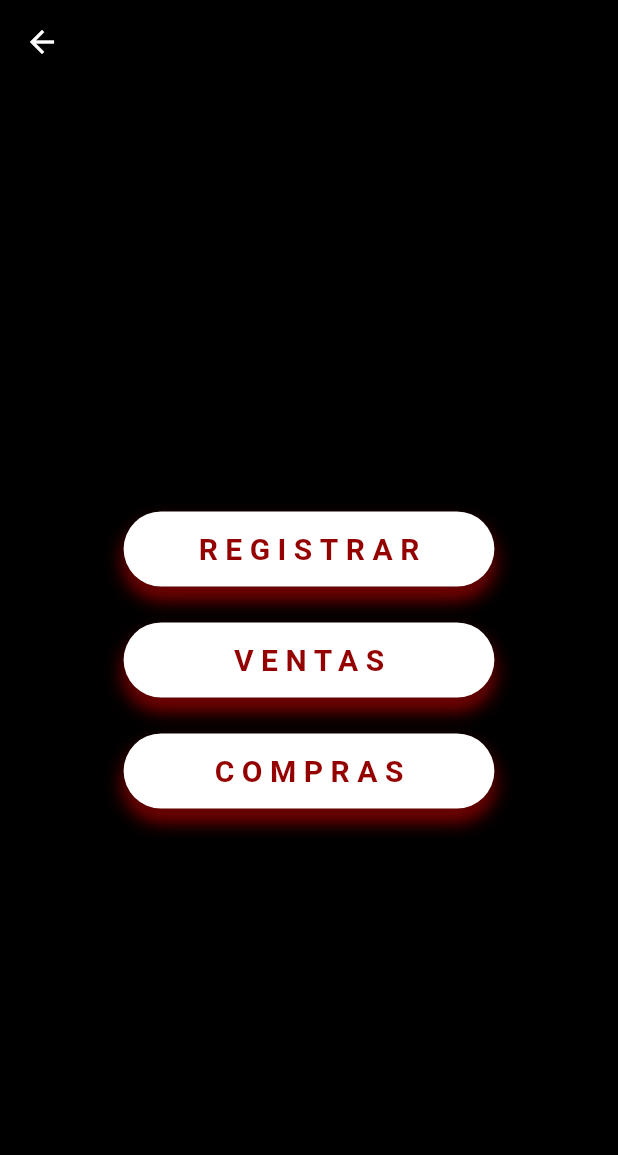
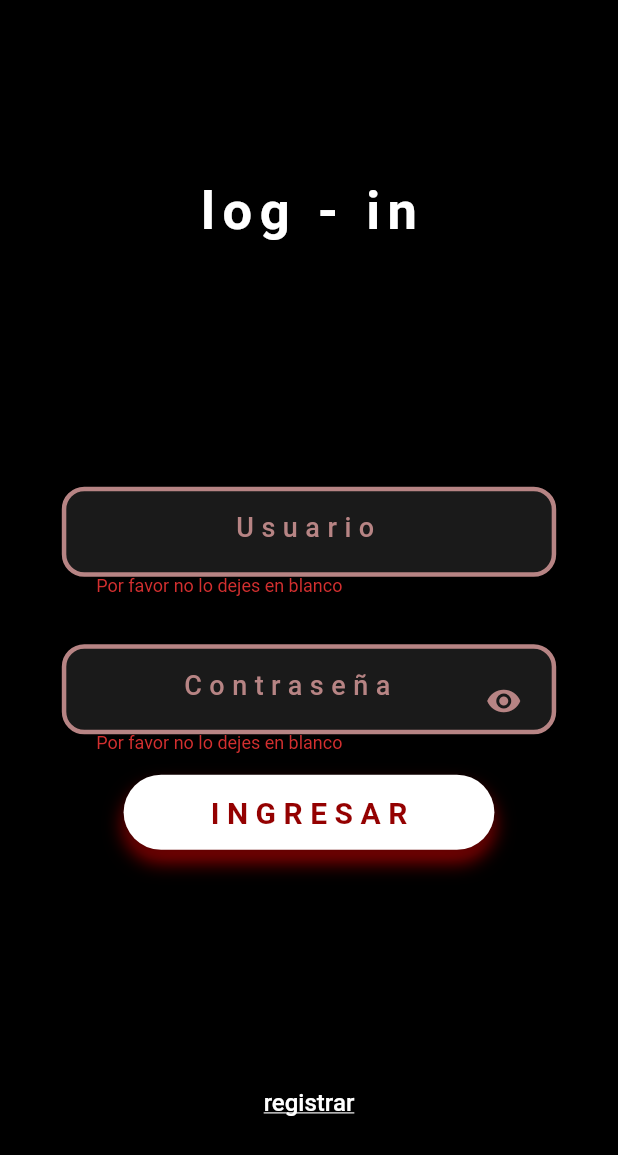
Before and after one commit to danielperez1234/registros-mike-sexto, a Flutter app: the screen it shows after launch, after a tap on "INGRESAR", on a phone screen of 412 x 824 dp. Shown: the top 1155 px of the screen. Run offline on Flutter 3.47's test engine with Material 2 defaults, Android fonts, the phone set to English and light mode, and no system bars; Roboto replaces fonts that are missing (Montserrat).

Commit message:
Actualizar login_page.dart, usuarios_add_page.dart y 12 más archivos...

```diff
--- a/lib/constantes.dart
+++ b/lib/constantes.dart
@@ -29,7 +29,7 @@ TextStyle Medianos(
         decoration: decoration);
 
 //Para los textos chicos:
-TextStyle Chicos() => TextStyle(
+TextStyle Chicos() => const TextStyle(
       fontSize: 14,
       fontWeight: FontWeight.w100,
       color: kBlack,
--- a/lib/main.dart
+++ b/lib/main.dart
@@ -1,7 +1,6 @@
 import 'package:flutter/material.dart';
 import 'package:flutter/services.dart';
 import 'package:productos/pages/login_page.dart';
-import 'package:productos/widgets/cust_TextField.dart';
 import 'package:productos/widgets/cust_button.dart';
 
 void main() async {
@@ -67,7 +66,6 @@ class _MyHomePageState extends State<MyHomePage> {
       _counter++;
     });
   }
-
   @override
   Widget build(BuildContext context) {
     // This method is rerun every time setState is called, for instance as done
@@ -77,7 +75,7 @@ class _MyHomePageState extends State<MyHomePage> {
     // fast, so that you can just rebuild anything that needs updating rather
     // than having to individually change instances of widgets.
     return Scaffold(
-      backgroundColor: Color(0xff4b0a03),
+      backgroundColor: const Color(0xff4b0a03),
       appBar: AppBar(
         // Here we take the value from the MyHomePage object that was created by
         // the App.build method, and use it to set our appbar title.
--- a/lib/pages/login_page.dart
+++ b/lib/pages/login_page.dart
@@ -8,17 +8,19 @@ import 'package:productos/widgets/cust_scaffold.dart';
 
 class LoginPage extends StatelessWidget {
   LoginPage({Key? key}) : super(key: key);
+  final _formKey = GlobalKey<FormState>();
   final usuario = TextEditingController();
   final password = TextEditingController();
   @override
   Widget build(BuildContext context) {
     return CustScaffold(
-      body: Column(
+      body: Form(
+        key: _formKey,
+        child: Column(
           children: [
             Center(
-              child:
-                  Text("Log - I  n", style: Titulos(color: kWhite, size: 35))),
-          Container(
+                child: Text("log - in", style: Titulos(color: kWhite, size: 35))),
+            SizedBox(
               height: MediaQuery.of(context).size.height * 2 / 3,
               child: Column(
                 mainAxisAlignment: MainAxisAlignment.center,
@@ -30,14 +32,19 @@ class LoginPage extends StatelessWidget {
                   ),
                   CustTextField(
                     textEditingController: password,
-                  hint: 'Clave',
+                    hint: 'Contraseña',
                     isObscure: true,
                   ),
                   CustButton(
                       text: "Ingresar",
                       onPress: () {
+                 if (_formKey.currentState!.validate()){
                         Navigator.of(context).push(MaterialPageRoute(
-                          builder: (_) => MenuRegistroPage()));
+                            builder: (_) => const MenuRegistroPage()));
+                  }else{
+
+                  }
+
                       })
                 ],
               ),
@@ -57,6 +64,7 @@ class LoginPage extends StatelessWidget {
             )
           ],
         ),
+      ),
     );
   }
 }
--- a/lib/pages/menu_registro_page.dart
+++ b/lib/pages/menu_registro_page.dart
@@ -1,4 +1,3 @@
-import 'package:flutter/cupertino.dart';
 import 'package:flutter/material.dart';
 import 'package:productos/constantes.dart';
 import 'package:productos/pages/compras_page.dart';
@@ -9,7 +8,7 @@ import 'package:productos/widgets/cust_button.dart';
 import 'package:productos/widgets/cust_scaffold.dart';
 
 class MenuRegistroPage extends StatelessWidget {
-  MenuRegistroPage({Key? key}) : super(key: key);
+  const MenuRegistroPage({Key? key}) : super(key: key);
 
   @override
   Widget build(BuildContext context) {
@@ -26,7 +25,7 @@ class MenuRegistroPage extends StatelessWidget {
                     context: context,
                     builder: (context) {
                       return AlertDialog(
-                        contentPadding: EdgeInsets.all(50),
+                        contentPadding: const EdgeInsets.all(50),
                         shape: RoundedRectangleBorder(
                             borderRadius: BorderRadius.circular(25)),
                         backgroundColor: kBackGround.withOpacity(.75),
--- a/lib/widgets/cust_TextField.dart
+++ b/lib/widgets/cust_TextField.dart
@@ -1,5 +1,4 @@
 import 'package:flutter/material.dart';
-import 'package:flutter/src/widgets/framework.dart';
 import 'package:productos/constantes.dart';
 
 class CustTextField extends StatefulWidget {
@@ -13,6 +12,7 @@ class CustTextField extends StatefulWidget {
   bool isObscure;
   String hint;
   TextInputType textInputType;
+
 
   @override
   State<CustTextField> createState() => _CustTextFieldState();
@@ -40,7 +40,7 @@ class _CustTextFieldState extends State<CustTextField> {
     return Column(
       children: [
         Container(
-          margin: EdgeInsets.only(top: 10),
+          margin: const EdgeInsets.only(top: 10),
           height: 20,
           child: Text(
             widget.textEditingController.text != "" ? widget.hint : "",
@@ -50,8 +50,8 @@ class _CustTextFieldState extends State<CustTextField> {
         Container(
           width: MediaQuery.of(context).size.width * .8,
           height: 60,
-          margin: EdgeInsets.only(bottom: 15),
-          padding: EdgeInsets.only(left: 20, right: 20),
+          margin: const EdgeInsets.only(bottom: 15),
+          padding: const EdgeInsets.only(left: 20, right: 20),
           decoration: BoxDecoration(
               color: kWhite.withOpacity(.1),
               borderRadius: BorderRadius.circular(15),
@@ -66,6 +66,12 @@ class _CustTextFieldState extends State<CustTextField> {
                       keyboardType: widget.textInputType,
                       obscureText: isObscure,
                       textAlign: TextAlign.center,
+                      validator: (value) {
+                        if(value == null || value.isEmpty){
+                          return "Por favor no lo dejes en blanco";
+                        }
+                        return null;
+                      },
                       style:
                           Medianos(color: kWhite, size: 18, letterSpacing: 5),
                       decoration: InputDecoration(
@@ -86,7 +92,7 @@ class _CustTextFieldState extends State<CustTextField> {
                   ),
                   if (widget.isObscure)
                     GestureDetector(
-                      child: Icon(
+                      child: const Icon(
                         Icons.visibility,
                         color: kGray,
                       ),
--- a/lib/widgets/cust_button.dart
+++ b/lib/widgets/cust_button.dart
@@ -1,6 +1,4 @@
 import 'package:flutter/material.dart';
-import 'package:flutter/src/widgets/framework.dart';
-import 'package:flutter/src/widgets/placeholder.dart';
 import 'package:productos/constantes.dart';
 
 class CustButton extends StatelessWidget {
@@ -10,20 +8,24 @@ class CustButton extends StatelessWidget {
   @override
   Widget build(BuildContext context) {
     return Container(
-      margin: EdgeInsets.symmetric(vertical: 12),
+      margin: const EdgeInsets.symmetric(vertical: 12),
       decoration: BoxDecoration(
           borderRadius: BorderRadius.circular(25),
           boxShadow: [
             BoxShadow(
                 color: kRed.withOpacity(1),
                 blurRadius: 10,
-                offset: Offset(0, 8))
+                offset: const Offset(0, 8))
           ]),
       child: RawMaterialButton(
         highlightElevation: 2,
         fillColor: kWhite,
         hoverColor: kBlack.withOpacity(.05),
         splashColor: kRed.withOpacity(.3),
+        shape: RoundedRectangleBorder(borderRadius: BorderRadius.circular(25)),
+        onPressed: () {
+          onPress();
+        },
         child: Container(
             alignment: Alignment.center,
             height: 50,
@@ -38,10 +40,6 @@ class CustButton extends StatelessWidget {
                 ),
               ],
             )),
-        shape: RoundedRectangleBorder(borderRadius: BorderRadius.circular(25)),
-        onPressed: () {
-          onPress();
-        },
       ),
     );
   }
--- a/lib/widgets/cust_scaffold.dart
+++ b/lib/widgets/cust_scaffold.dart
@@ -1,4 +1,3 @@
-import 'dart:ui';
 
 import 'package:flutter/material.dart';
 import 'package:productos/constantes.dart';
@@ -10,7 +9,7 @@ class CustScaffold extends StatelessWidget {
   @override
   Widget build(BuildContext context) {
     return Container(
-      decoration: BoxDecoration(
+      decoration: const BoxDecoration(
           gradient: RadialGradient(
               colors: [kBackGround, kBackGround],
               center: Alignment.bottomRight,
```
Also changed, not shown: lib/pages/compras_page.dart (+10 -1 lines), lib/pages/productos_add_page.dart (+11 -1 lines), lib/pages/usuarios_add_page.dart (+11 -3 lines), lib/pages/ventas_page.dart (+10 -1 lines), pubspec.lock, 2 other files. Lines whose indentation alone changed are shown as unchanged.
